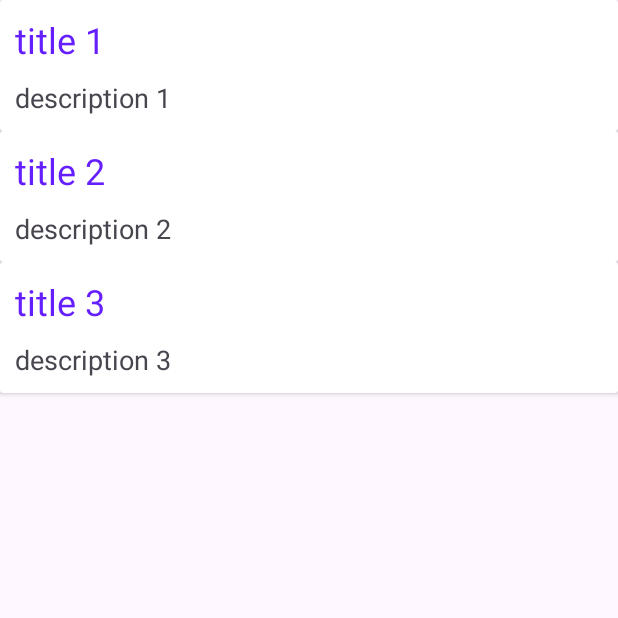
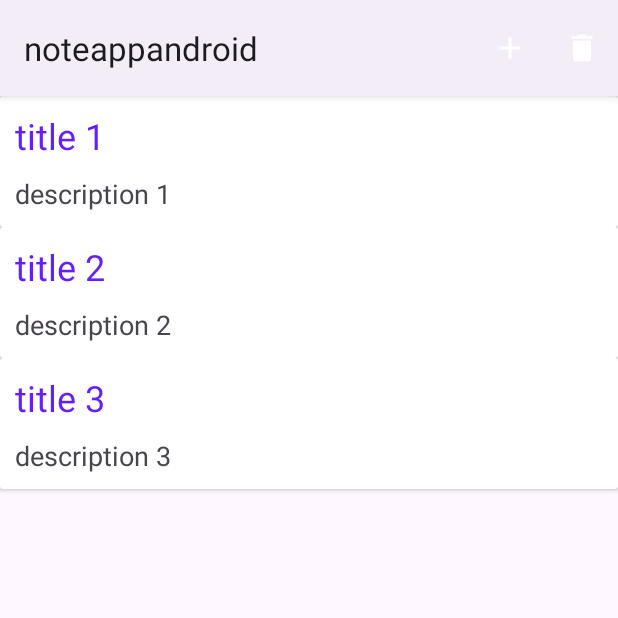
Before and after one commit to sriram-24/noteappandroid, an Android app: the screen it shows after launch (MainActivity), on a phone screen of 412 x 824 dp, the top half of it. Run offline under Robolectric (Android 15) with nearby library versions, the phone set to English and light mode, and no system bars; our stand-ins replace Room's generated code.

Commit message:
Add note changes.

```diff
--- a/app/src/main/AndroidManifest.xml
+++ b/app/src/main/AndroidManifest.xml
@@ -14,6 +14,10 @@
         android:theme="@style/Theme.Noteappandroid"
         tools:targetApi="31">
         <activity
+            android:name=".view.NoteAddActivity"
+            android:exported="false"
+            android:parentActivityName=".view.MainActivity"/>
+        <activity
             android:name=".view.MainActivity"
             android:exported="true">
             <intent-filter>
--- a/app/src/main/java/com/example/noteappandroid/view/MainActivity.kt
+++ b/app/src/main/java/com/example/noteappandroid/view/MainActivity.kt
@@ -1,7 +1,18 @@
 package com.example.noteappandroid.view
 
+import android.content.Context
+import android.content.Intent
 import androidx.appcompat.app.AppCompatActivity
 import android.os.Bundle
+import android.util.AttributeSet
+import android.view.Menu
+import android.view.MenuItem
+import android.view.View
+import android.widget.Toast
+import androidx.activity.result.ActivityResultCallback
+import androidx.activity.result.ActivityResultLauncher
+import androidx.activity.result.contract.ActivityResultContract
+import androidx.activity.result.contract.ActivityResultContracts
 import androidx.lifecycle.Observer
 import androidx.lifecycle.ViewModelProvider
 import androidx.recyclerview.widget.LinearLayoutManager
@@ -9,11 +20,13 @@ import androidx.recyclerview.widget.RecyclerView
 import com.example.noteappandroid.NoteApplication
 import com.example.noteappandroid.R
 import com.example.noteappandroid.adapter.NoteAdapter
+import com.example.noteappandroid.model.Note
 import com.example.noteappandroid.viewModel.NoteViewModel
 import com.example.noteappandroid.viewModel.NoteViewModelFactory
 
 class MainActivity : AppCompatActivity() {
     lateinit var noteViewModel: NoteViewModel
+    lateinit var addActivityResultLauncher: ActivityResultLauncher<Intent>
     override fun onCreate(savedInstanceState: Bundle?) {
         super.onCreate(savedInstanceState)
         setContentView(R.layout.activity_main)
@@ -30,6 +43,47 @@ class MainActivity : AppCompatActivity() {
             noteAdapter.setNotes(notes)
 
         })
+        registerResultActivityLauncher()
+    }
 
+    private fun registerResultActivityLauncher(){
+        addActivityResultLauncher = registerForActivityResult(ActivityResultContracts.StartActivityForResult(),
+            ActivityResultCallback {resultAddNote ->
+                val resultCode = resultAddNote.resultCode
+                val resultData = resultAddNote.data
+                println("resultCode : ${resultCode}")
+                println("resultData : ${resultData}")
+                if (resultCode == RESULT_OK && resultData !=null){
+                    val noteTitle : String = resultData.getStringExtra("title").toString()
+                    val noteDescription : String = resultData.getStringExtra("description").toString()
+                    val note = Note(
+                        title = noteTitle,
+                        description = noteDescription
+                    )
+                    println("NoteOut : ${note}")
+                    noteViewModel.insert(note)
+                }
+
+            })
+    }
+    override fun onCreateOptionsMenu(menu: Menu?): Boolean {
+
+        getMenuInflater().inflate(R.menu.new_menu, menu);
+        return super.onCreateOptionsMenu(menu);
+    }
+
+    override fun onOptionsItemSelected(item: MenuItem): Boolean {
+        when(item.itemId){
+            R.id.itemAddNote -> {
+                val intent = Intent(this, NoteAddActivity::class.java)
+                addActivityResultLauncher.launch(intent)
+            }
+
+            R.id.itemDeleteNote -> {
+                Toast.makeText(applicationContext,"Delete Note coming soon",Toast.LENGTH_SHORT).show()
+            }
+
+        }
+        return true
     }
 }
--- a/app/src/main/java/com/example/noteappandroid/viewModel/NoteViewModel.kt
+++ b/app/src/main/java/com/example/noteappandroid/viewModel/NoteViewModel.kt
@@ -30,7 +30,7 @@ class NoteViewModel(private val repository: NoteRepository) : ViewModel() {
 }
 
 class NoteViewModelFactory(private var repository: NoteRepository) : ViewModelProvider.Factory {
-    override fun <T : ViewModel> create(modelClass: Class<T>): T {
+     override fun <T : ViewModel> create(modelClass: Class<T>): T {
         if (modelClass.isAssignableFrom(NoteViewModel::class.java)){
            return NoteViewModel(repository) as T
         }
--- /dev/null
+++ b/app/src/main/res/drawable/vector_add.xml
@@ -0,0 +1,5 @@
+<vector xmlns:android="http://schemas.android.com/apk/res/android" android:height="24dp" android:tint="#FFFFFF" android:viewportHeight="24" android:viewportWidth="24" android:width="24dp">
+
+    <path android:fillColor="@android:color/white" android:pathData="M19,13h-6v6h-2v-6H5v-2h6V5h2v6h6v2z"/>
+
+</vector>
--- /dev/null
+++ b/app/src/main/res/drawable/vector_delete.xml
@@ -0,0 +1,5 @@
+<vector xmlns:android="http://schemas.android.com/apk/res/android" android:height="24dp" android:tint="#FFFFFF" android:viewportHeight="24" android:viewportWidth="24" android:width="24dp">
+
+    <path android:fillColor="@android:color/white" android:pathData="M6,19c0,1.1 0.9,2 2,2h8c1.1,0 2,-0.9 2,-2V7H6v12zM19,4h-3.5l-1,-1h-5l-1,1H5v2h14V4z"/>
+
+</vector>
--- /dev/null
+++ b/app/src/main/res/menu/new_menu.xml
@@ -0,0 +1,15 @@
+<?xml version="1.0" encoding="utf-8"?>
+<menu xmlns:app="http://schemas.android.com/apk/res-auto"
+    xmlns:android="http://schemas.android.com/apk/res/android">
+
+    <item
+        android:id="@+id/itemAddNote"
+        android:icon="@drawable/vector_add"
+        android:title="Add Note"
+        app:showAsAction="always|withText" />
+    <item
+        android:id="@+id/itemDeleteNote"
+        android:icon="@drawable/vector_delete"
+        android:title="Delete All"
+        app:showAsAction="always|withText" />
+</menu>
--- a/app/src/main/res/values-night/themes.xml
+++ b/app/src/main/res/values-night/themes.xml
@@ -1,7 +1,8 @@
 <resources xmlns:tools="http://schemas.android.com/tools">
     <!-- Base application theme. -->
-    <style name="Base.Theme.Noteappandroid" parent="Theme.Material3.DayNight.NoActionBar">
+    <style name="Base.Theme.Noteappandroid" parent="Theme.Material3.Dark">
         <!-- Customize your dark theme here. -->
         <!-- <item name="colorPrimary">@color/my_dark_primary</item> -->
+        <item name="colorPrimary">@color/light_primary</item>
     </style>
 </resources>
--- a/app/src/main/res/values/colors.xml
+++ b/app/src/main/res/values/colors.xml
@@ -2,4 +2,5 @@
 <resources>
     <color name="black">#FF000000</color>
     <color name="white">#FFFFFFFF</color>
+    <color name="light_primary">#FFFF0366</color>
 </resources>
--- a/app/src/main/res/values/themes.xml
+++ b/app/src/main/res/values/themes.xml
@@ -1,8 +1,8 @@
 <resources xmlns:tools="http://schemas.android.com/tools">
     <!-- Base application theme. -->
-    <style name="Base.Theme.Noteappandroid" parent="Theme.Material3.DayNight.NoActionBar">
+    <style name="Base.Theme.Noteappandroid" parent="Theme.Material3.Light">
         <!-- Customize your light theme here. -->
-        <!-- <item name="colorPrimary">@color/my_light_primary</item> -->
+         <item name="colorPrimary">@color/light_primary</item>
     </style>
 
     <style name="Theme.Noteappandroid" parent="Base.Theme.Noteappandroid" />
```
Also changed, not shown: app/src/main/java/com/example/noteappandroid/view/NoteAddActivity.kt (added, +48 -0 lines), app/src/main/res/layout/activity_note_add.xml (added, +54 -0 lines).
